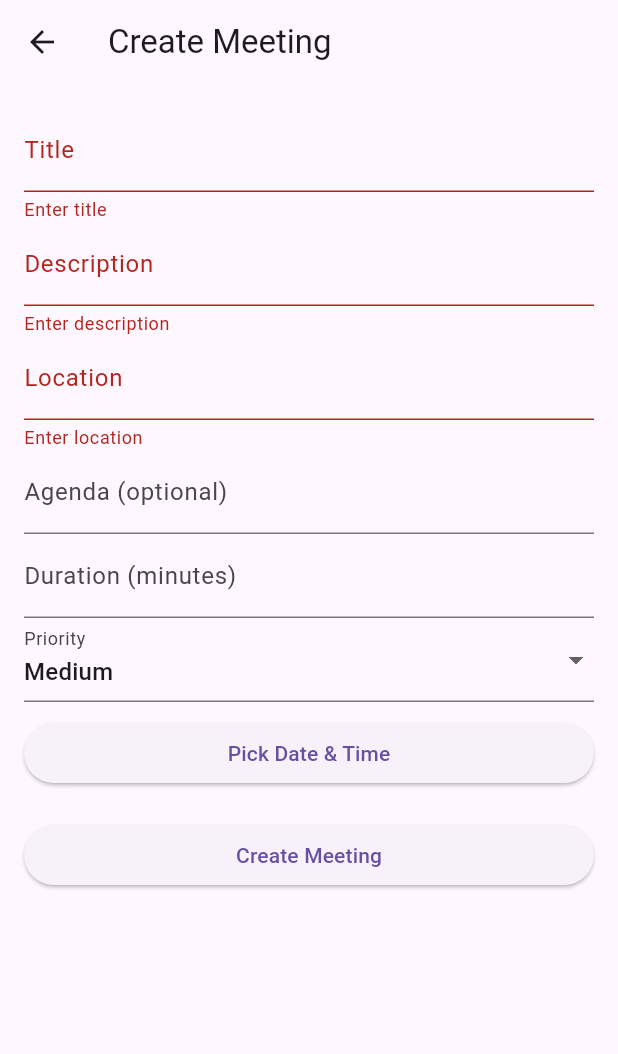
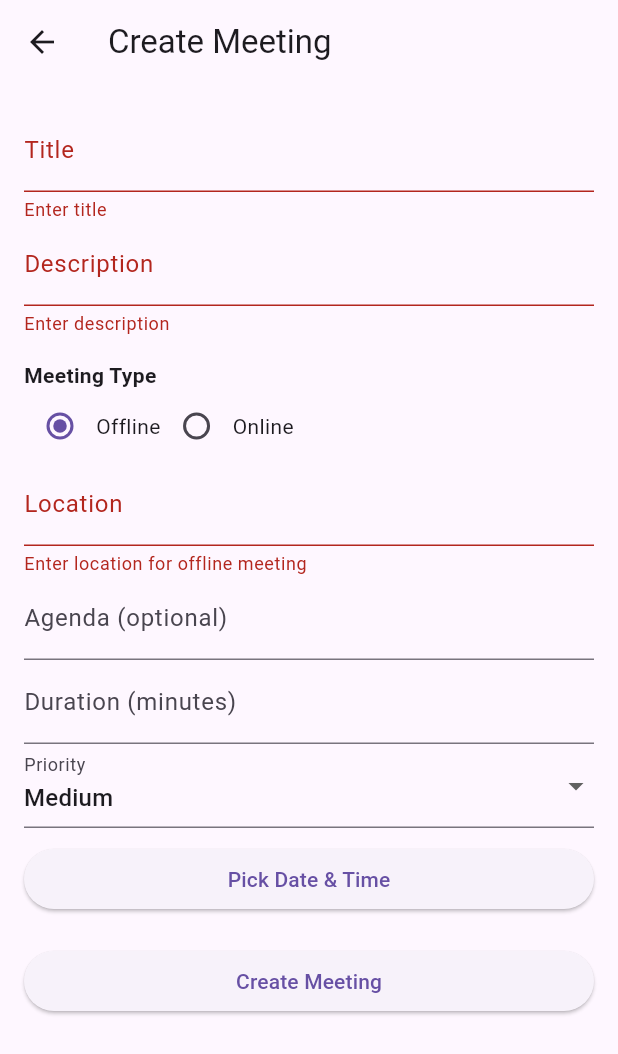
Before and after one commit to Pictoreal-Organization/CCA, a Flutter app: the CreateMeetingScreen screen opened directly with empty values, after a tap on "Create Meeting", on a phone screen of 412 x 824 dp. Shown: the top 1054 px of the screen. Run offline on Flutter 3.47's test engine with Material 3 defaults, Android fonts, the phone set to English and light mode, and no system bars; our stand-ins replace flutter_dotenv, jwt_decoder, shared_preferences; accounts and stored records are empty.

Commit message:
online/offline meeting and mark attendance fix

```diff
--- a/lib/screens/create_meeting.screen.dart
+++ b/lib/screens/create_meeting.screen.dart
@@ -15,13 +15,17 @@ class _CreateMeetingScreenState extends State<CreateMeetingScreen> {
 
   String title = '';
   String description = '';
-  String location = '';
+  String? location;
+  String? onlineLink;
   String? agenda;
   int? duration;
   String? priority = 'Medium';
   DateTime? dateTime;
 
   bool isSubmitting = false;
+
+  // Meeting type selection: 'offline' or 'online'
+  String meetingType = 'offline';
 
   void submit() async {
     if (!_formKey.currentState!.validate() || dateTime == null) return;
@@ -34,19 +38,21 @@ class _CreateMeetingScreenState extends State<CreateMeetingScreen> {
       await meetingService.createMeeting(
         title: title,
         description: description,
-        location: location,
+        location: meetingType == 'offline' ? location! : '',
+        onlineLink: meetingType == 'online' ? onlineLink! : '',
         dateTime: dateTime!,
         agenda: agenda,
         duration: duration,
         priority: priority,
       );
 
-      widget.onMeetingCreated(); // refresh dashboard
-      Navigator.pop(context); // go back
+      widget.onMeetingCreated();
+      Navigator.pop(context);
     } catch (e) {
       setState(() => isSubmitting = false);
-      ScaffoldMessenger.of(context)
-          .showSnackBar(SnackBar(content: Text('Failed to create meeting: $e')));
+      ScaffoldMessenger.of(context).showSnackBar(
+        SnackBar(content: Text('Failed to create meeting: $e')),
+      );
     }
   }
 
@@ -70,11 +76,43 @@ class _CreateMeetingScreenState extends State<CreateMeetingScreen> {
                 validator: (val) => val!.isEmpty ? 'Enter description' : null,
                 onSaved: (val) => description = val!,
               ),
-              TextFormField(
-                decoration: const InputDecoration(labelText: 'Location'),
-                validator: (val) => val!.isEmpty ? 'Enter location' : null,
-                onSaved: (val) => location = val!,
+
+              // Meeting type selection
+              const SizedBox(height: 16),
+              Text('Meeting Type', style: TextStyle(fontWeight: FontWeight.bold)),
+              Row(
+                children: [
+                  Radio<String>(
+                    value: 'offline',
+                    groupValue: meetingType,
+                    onChanged: (val) => setState(() => meetingType = val!),
+                  ),
+                  const Text('Offline'),
+                  Radio<String>(
+                    value: 'online',
+                    groupValue: meetingType,
+                    onChanged: (val) => setState(() => meetingType = val!),
+                  ),
+                  const Text('Online'),
+                ],
               ),
+
+              // Conditional input field
+              if (meetingType == 'offline')
+                TextFormField(
+                  decoration: const InputDecoration(labelText: 'Location'),
+                  validator: (val) =>
+                      val!.isEmpty ? 'Enter location for offline meeting' : null,
+                  onSaved: (val) => location = val!,
+                ),
+              if (meetingType == 'online')
+                TextFormField(
+                  decoration: const InputDecoration(labelText: 'Online Meeting Link'),
+                  validator: (val) =>
+                      val!.isEmpty ? 'Enter meeting link for online meeting' : null,
+                  onSaved: (val) => onlineLink = val!,
+                ),
+
               TextFormField(
                 decoration: const InputDecoration(labelText: 'Agenda (optional)'),
                 onSaved: (val) => agenda = val,
--- a/lib/screens/member_dashboard.screen.dart
+++ b/lib/screens/member_dashboard.screen.dart
@@ -103,8 +103,8 @@ class _MemberDashboard extends State<MemberDashboard> {
               child: Column(
                 crossAxisAlignment: CrossAxisAlignment.center,
                 children: [
-                  MeetingsList(title: "Ongoing Meetings", meetings: ongoingMeetings),
-                  MeetingsList(title: "Upcoming Meetings", meetings: upcomingMeetings),
+                  MeetingsList(title: "Ongoing Meetings", meetings: ongoingMeetings,role : 'member'),
+                  MeetingsList(title: "Upcoming Meetings", meetings: upcomingMeetings, role: 'member'),
                     Text(
                       "My Tasks",
                       style: TextStyle(fontSize: 20, fontWeight: FontWeight.bold),
--- a/lib/widgets/meetings_list.widget.dart
+++ b/lib/widgets/meetings_list.widget.dart
@@ -4,13 +4,14 @@ import '../screens/attendance.screen.dart';
 class MeetingsList extends StatelessWidget {
   final String title;
   final List meetings;
+  final String role;
 
-  const MeetingsList({super.key, required this.title, required this.meetings});
+  const MeetingsList({super.key, required this.title, required this.meetings,required this.role});
 
   @override
   Widget build(BuildContext context) {
     final showAttendanceButton =
-        title == "Ongoing Meetings" || title == "Meetings Pending for Attendance";
+        role == 'head' && (title == "Ongoing Meetings" || title == "Meetings Pending for Attendance");
 
     return Column(
       crossAxisAlignment: CrossAxisAlignment.start,
@@ -38,8 +39,10 @@ class MeetingsList extends StatelessWidget {
                       subtitle: Text(
                         "Starts: ${DateTime.parse(meet['dateTime']).toLocal()}\n"
                         "Duration: ${meet['duration']} mins\n"
-                        "Location: ${meet['location']}",
+                        "Type: ${meet['location'] != null ? 'Offline' : 'Online'}\n"
+                        "Location: ${meet['location'] ?? meet['onlineLink'] ?? 'N/A'}",
                       ),
+
                       trailing: showAttendanceButton
                           ? ElevatedButton(
                               onPressed: () {
```
Also changed, not shown: lib/screens/head_dashboard.screen.dart (+4 -3 lines).
